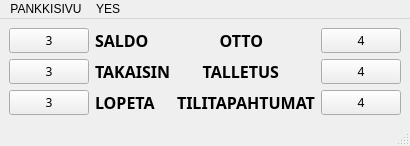
Above: bank-automat/pankkisivu.ui from jaccet/MyBankSimul before the change. Below: the same form after it.
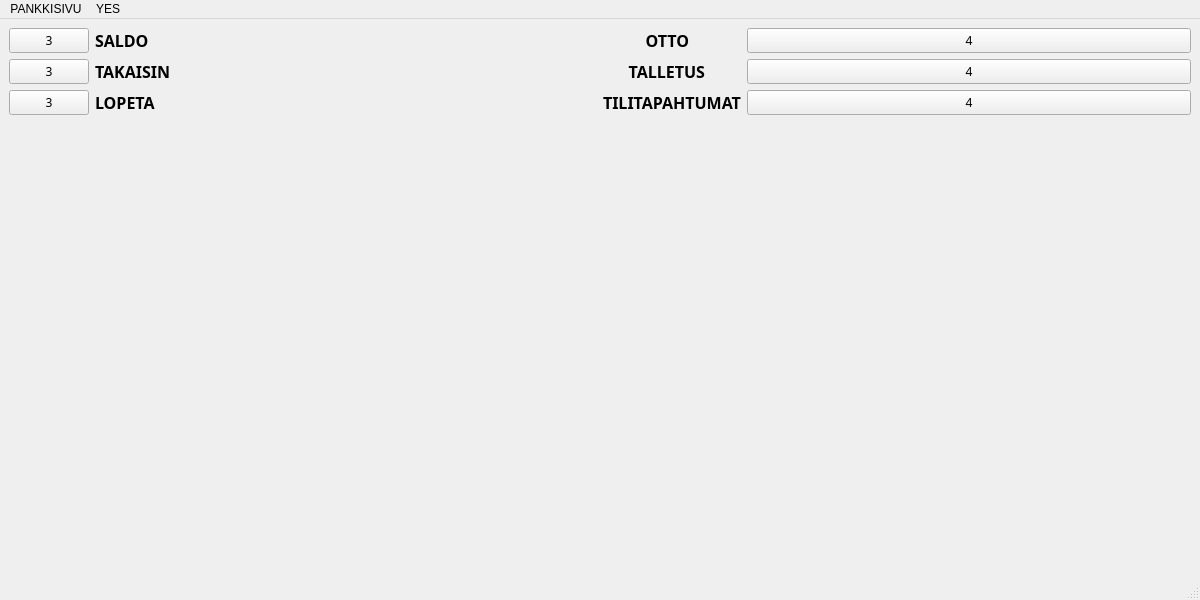
That is the form after the change.

```diff
--- a/bank-automat/pankkisivu.ui
+++ b/bank-automat/pankkisivu.ui
@@ -6,8 +6,8 @@
    <rect>
     <x>0</x>
     <y>0</y>
-    <width>410</width>
-    <height>144</height>
+    <width>1200</width>
+    <height>600</height>
    </rect>
   </property>
   <property name="windowTitle">
@@ -204,8 +204,8 @@
     <rect>
      <x>0</x>
      <y>0</y>
-     <width>410</width>
-     <height>22</height>
+     <width>1200</width>
+     <height>25</height>
     </rect>
    </property>
    <widget class="QMenu" name="menuPANKKISIVU">
```
